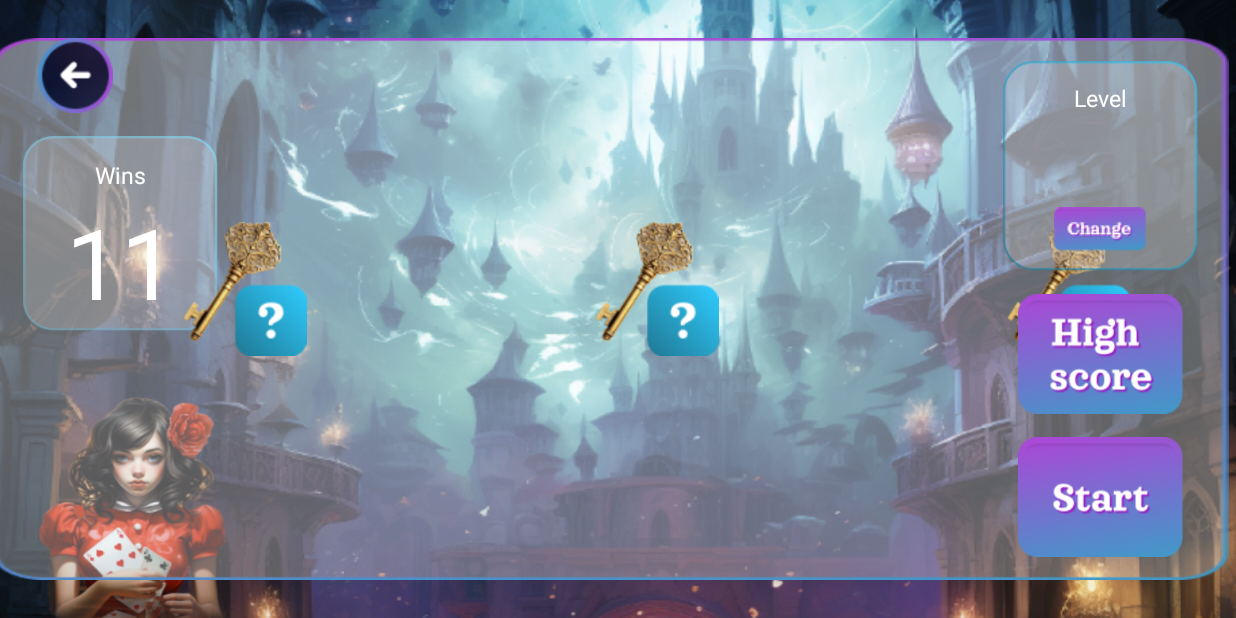
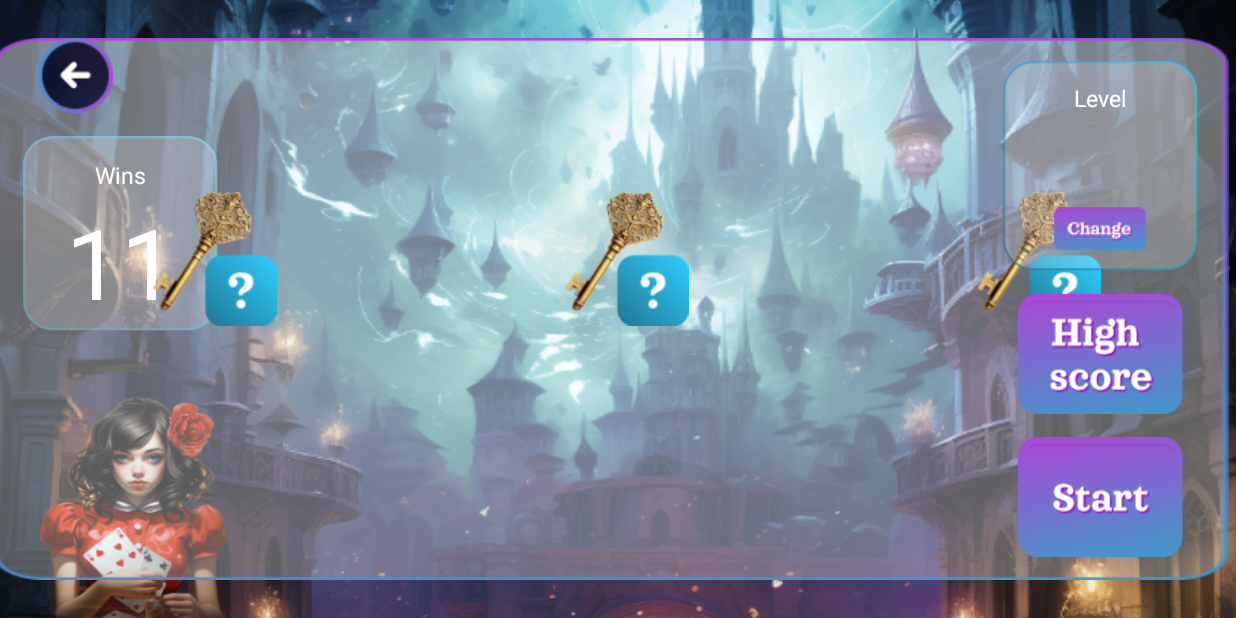
Before and after one commit to V-34-10/Digger-dynasty, an Android app: the MatchmakingEasyGameFragment screen opened directly, with no data from a screen before it, on a phone screen of 824 x 412 dp (held sideways). Run offline under Robolectric (Android 15) with nearby library versions, the phone set to English and light mode, and no system bars; Roboto replaces fonts that are not available here.

Commit message:
UI FragmentsGames: fix padding RecyclerView

```diff
--- a/app/src/main/res/layout/fragment_matchmaking_easy_game.xml
+++ b/app/src/main/res/layout/fragment_matchmaking_easy_game.xml
@@ -57,7 +57,7 @@
         android:layout_marginBottom="25dp"
         android:background="@drawable/background_scene_game"
         android:orientation="vertical"
-        android:padding="@dimen/dp30"
+        android:padding="@dimen/dp10"
         app:layout_constraintBottom_toBottomOf="parent"
         app:layout_constraintEnd_toStartOf="@+id/control_bar_game"
         app:layout_constraintStart_toEndOf="@+id/status_wins"
--- a/app/src/main/res/layout/fragment_matchmaking_hard_game.xml
+++ b/app/src/main/res/layout/fragment_matchmaking_hard_game.xml
@@ -57,7 +57,7 @@
         android:layout_marginBottom="25dp"
         android:background="@drawable/background_scene_game_three"
         android:orientation="vertical"
-        android:padding="@dimen/dp30"
+        android:padding="@dimen/dp10"
         app:layout_constraintBottom_toBottomOf="parent"
         app:layout_constraintEnd_toStartOf="@+id/control_bar_game"
         app:layout_constraintStart_toEndOf="@+id/status_wins"
--- a/app/src/main/res/layout/fragment_matchmaking_medium_game.xml
+++ b/app/src/main/res/layout/fragment_matchmaking_medium_game.xml
@@ -57,7 +57,7 @@
         android:layout_marginBottom="25dp"
         android:background="@drawable/background_scene_game_second"
         android:orientation="vertical"
-        android:padding="@dimen/dp30"
+        android:padding="@dimen/dp10"
         app:layout_constraintBottom_toBottomOf="parent"
         app:layout_constraintEnd_toStartOf="@+id/control_bar_game"
         app:layout_constraintStart_toEndOf="@+id/status_wins"
--- a/app/src/main/res/values/dimens.xml
+++ b/app/src/main/res/values/dimens.xml
@@ -10,4 +10,6 @@
     <dimen name="sp15">15sp</dimen>
     <dimen name="dp30">30dp</dimen>
     <dimen name="dp5">5dp</dimen>
+    <dimen name="dp10">10dp</dimen>
+    <dimen name="dp40">40dp</dimen>
 </resources>
```
